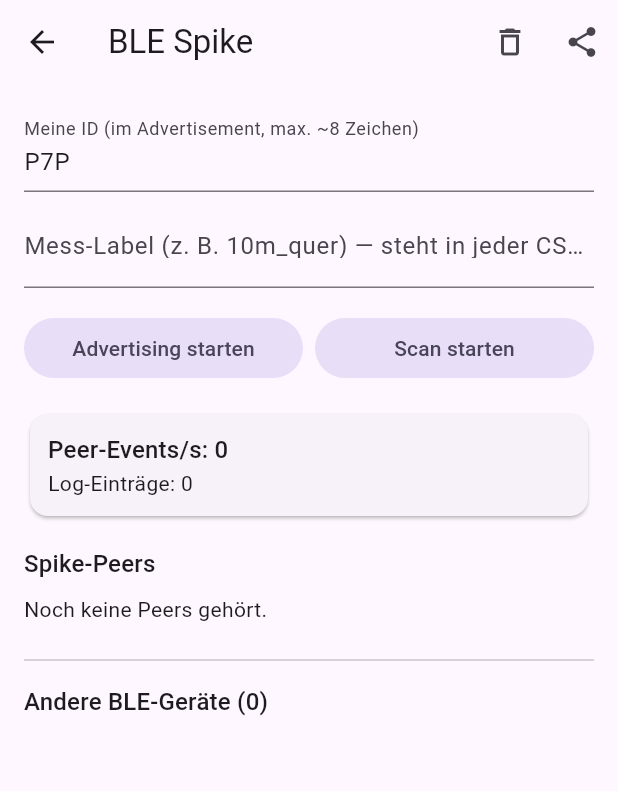
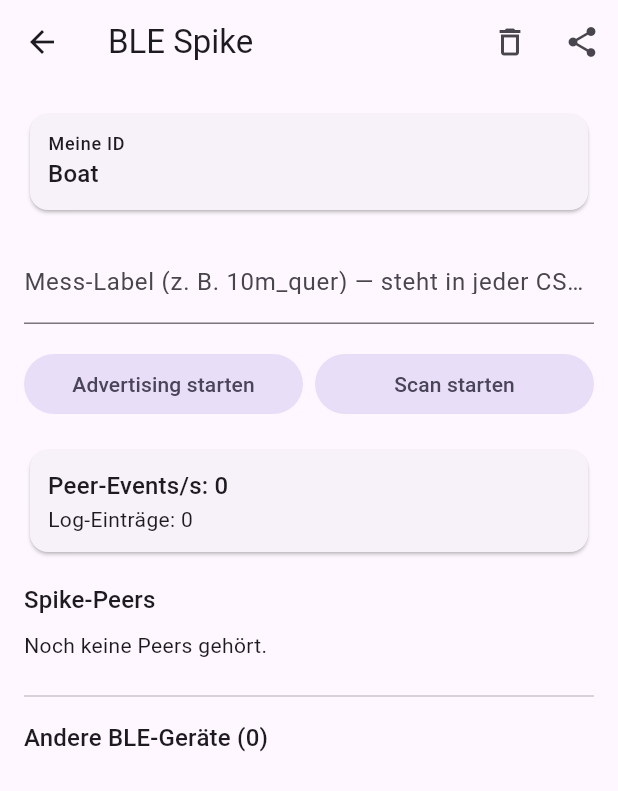
Before and after one commit to Loris1109/sailing-analytics, a Flutter app: the screen it shows after launch, after a tap on the "bluetooth searching" icon, on a phone screen of 412 x 824 dp. Shown: the top 791 px of the screen. Run offline on Flutter 3.47's test engine with Material 3 defaults, Android fonts, the phone set to English and light mode, and no system bars; our stand-ins replace drift, flutter_blue_plus, flutter_map, flutter_riverpod, geolocator, latlong2 and 6 more; missing offline and left inert: flutter_ble_peripheral, flutter_rotation_sensor, volume_listener; accounts and stored records are empty; generated files the repository leaves out were written again; network calls fail.

Commit message:
ble spike test

```diff
--- a/lib/ble-spike/ble_spike_controller.dart
+++ b/lib/ble-spike/ble_spike_controller.dart
@@ -50,7 +50,7 @@ class BleSpikeController extends ChangeNotifier {
   bool isAdvertising = false;
   bool isScanning = false;
 
-  /// Eigene Kennung im Advertisement (z. B. "P7P"). Vor dem Start setzen.
+  /// Eigene Kennung im Advertisement myId= segelnummer aus dem Bootsmenu
   String myId = 'P7P';
 
   /// Frei wählbares Label, wird in jede Logzeile geschrieben
@@ -210,6 +210,11 @@ class BleSpikeController extends ChangeNotifier {
     notifyListeners();
   }
 
+  void setSailNumber(String sailNumber) {
+    myId = sailNumber.isEmpty ? 'unknown' : sailNumber;
+    notifyListeners();
+  }
+
   @override
   void dispose() {
     if (isScanning) stopScanning();
--- a/lib/ble-spike/ble_spike_screen.dart
+++ b/lib/ble-spike/ble_spike_screen.dart
@@ -11,16 +11,22 @@ class BleSpikeScreen extends StatefulWidget {
 
 class _BleSpikeScreenState extends State<BleSpikeScreen> {
   final _controller = BleSpikeController();
-  late final TextEditingController _idField;
   late final TextEditingController _labelField;
   bool _permissionsOk = false;
 
   @override
   void initState() {
     super.initState();
-    _idField = TextEditingController(text: _controller.myId);
     _labelField = TextEditingController();
     _requestPermissions();
+    _loadSailNumber();
+  }
+
+  Future<void> _loadSailNumber() async {
+    // Keine Riverpod Abhängigkeit im Spike — einfach hardcoded für jetzt
+    // Im produktiven Code würde das von BoatRepository kommen
+    // TODO: später an echte Boot-Daten koppeln
+    _controller.setSailNumber('Boat');
   }
 
   Future<void> _requestPermissions() async {
@@ -31,7 +37,6 @@ class _BleSpikeScreenState extends State<BleSpikeScreen> {
   @override
   void dispose() {
     _controller.dispose();
-    _idField.dispose();
     _labelField.dispose();
     super.dispose();
   }
@@ -88,15 +93,22 @@ class _BleSpikeScreenState extends State<BleSpikeScreen> {
                 ),
 
               // ---- Konfiguration ----
-              TextField(
-                controller: _idField,
-                decoration: const InputDecoration(
-                  labelText: 'Meine ID (im Advertisement, max. ~8 Zeichen)',
+              Card(
+                child: Padding(
+                  padding: const EdgeInsets.all(12),
+                  child: Column(
+                    crossAxisAlignment: CrossAxisAlignment.start,
+                    children: [
+                      Text('Meine ID', style: Theme.of(context).textTheme.labelMedium),
+                      Text(
+                        _controller.myId,
+                        style: Theme.of(context).textTheme.titleMedium,
+                      ),
+                    ],
+                  ),
                 ),
-                enabled: !_controller.isAdvertising,
-                onChanged: (v) => _controller.myId = v,
               ),
-              const SizedBox(height: 8),
+              const SizedBox(height: 16),
               TextField(
                 controller: _labelField,
                 decoration: const InputDecoration(
--- a/lib/screens/home/widgets/SlideMenu/slide_menu.dart
+++ b/lib/screens/home/widgets/SlideMenu/slide_menu.dart
@@ -49,6 +49,14 @@ class _SlideMenuState extends ConsumerState<SlideMenu> {
     ref.read(isExpandedProvider.notifier).setExpanded(shouldExpand);
   }
 
+  void _togglePanel() {
+    final isExpanded = ref.read(isExpandedProvider);
+    setState(() {
+      _currentHeight = isExpanded ? collapsedHeight : expandedHeight;
+    });
+    ref.read(isExpandedProvider.notifier).setExpanded(!isExpanded);
+  }
+
   @override
   Widget build(BuildContext context) {
     final isExpanded = ref.watch(isExpandedProvider);
@@ -68,6 +76,7 @@ class _SlideMenuState extends ConsumerState<SlideMenu> {
           isExpanded: isExpanded,
           onSwipe: _onDragUpdate,
           onSwipeEnd: _onDragEnd,
+          onTap: _togglePanel,
         ),
       ],
     );
--- a/lib/screens/home/widgets/SlideMenu/slide_menu_header.dart
+++ b/lib/screens/home/widgets/SlideMenu/slide_menu_header.dart
@@ -7,17 +7,20 @@ class SlideMenuHeader extends StatelessWidget {
   final bool isExpanded;
   final void Function(DragUpdateDetails) onSwipe;
   final void Function(DragEndDetails) onSwipeEnd;
+  final VoidCallback onTap;
 
   const SlideMenuHeader({
     super.key,
     required this.isExpanded,
     required this.onSwipe,
     required this.onSwipeEnd,
+    required this.onTap,
   });
 
   @override
   Widget build(BuildContext context) {
     return GestureDetector(
+      onTap: onTap,
       onVerticalDragUpdate: onSwipe,
       onVerticalDragEnd: onSwipeEnd,
       child: CompassPanelBg(
@@ -25,10 +28,25 @@ class SlideMenuHeader extends StatelessWidget {
         child: SizedBox(
           height: 28,
           width: double.infinity,
-          child: Center(
-            child: isExpanded
-                ? const ExpandedHeader()
-                : const CollapsedHeader(),
+          child: Column(
+            children: [
+              Container(
+                height: 4,
+                width: 40,
+                margin: const EdgeInsets.only(bottom: 4),
+                decoration: BoxDecoration(
+                  color: Colors.grey.withValues(alpha: 0.6),
+                  borderRadius: BorderRadius.circular(2),
+                ),
+              ),
+              Expanded(
+                child: Center(
+                  child: isExpanded
+                      ? const ExpandedHeader()
+                      : const CollapsedHeader(),
+                ),
+              ),
+            ],
           ),
         ),
       ),
```
Also changed, not shown: .claude/settings.local.json.
